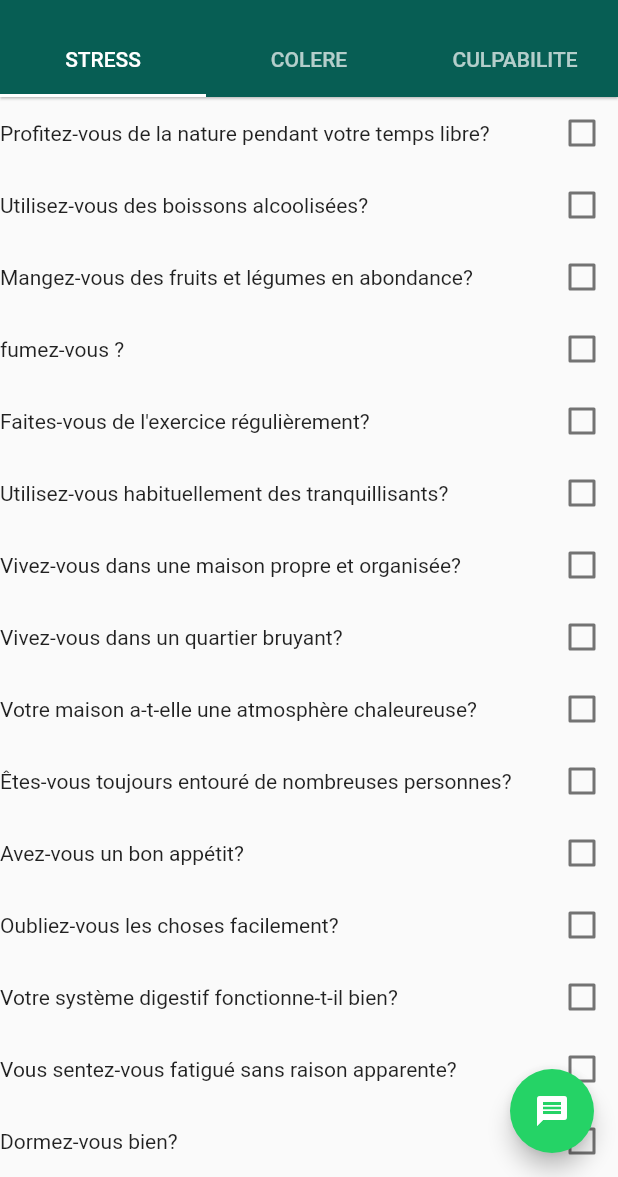
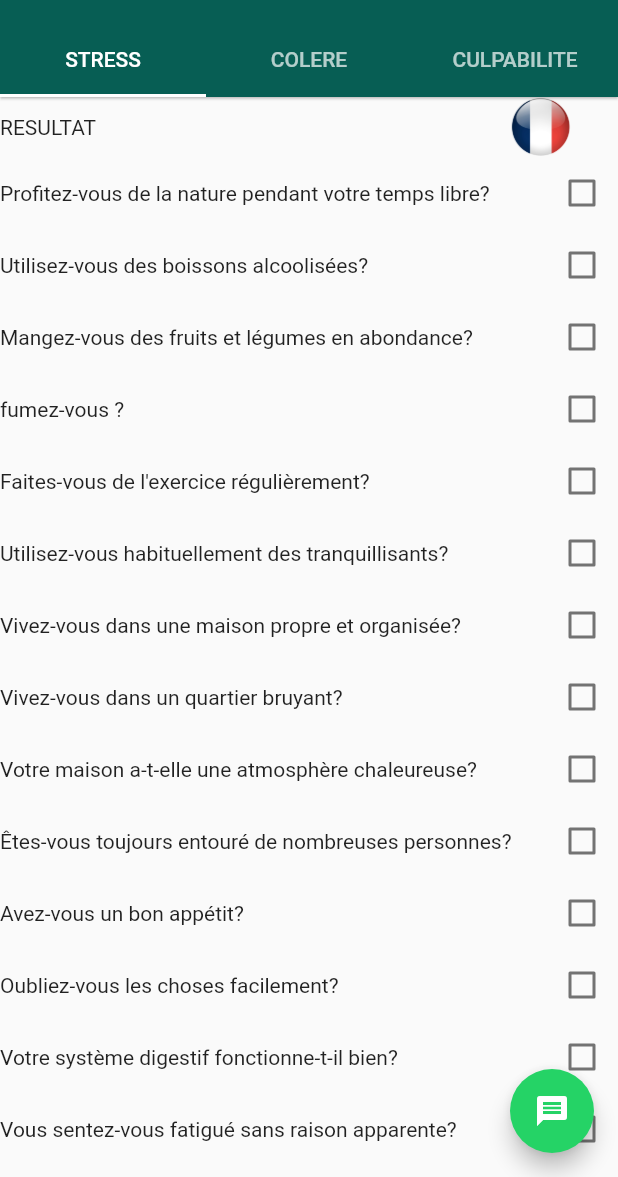
Before and after one commit to 7kit/healthtest, a Flutter app: the screen it shows after launch, on a phone screen of 412 x 824 dp, the part 59-1236 px from its top. Run offline on Flutter 3.47's test engine with Material 2 defaults, Android fonts, the phone set to English and light mode, and no system bars; our stand-ins replace camera, story_view.

```diff
--- a/lib/models/chat_model.dart
+++ b/lib/models/chat_model.dart
@@ -1,9 +1,10 @@
 class QuestionItem {
-  String libelle;
+  String libelleFr;
+  String libelleUK;
   bool checked;
   bool isEven;
 
-  QuestionItem({this.libelle, this.isEven, this.checked = false});
+  QuestionItem({this.libelleFr, this.libelleUK, this.isEven, this.checked = false});
 }
 
 class ChatModel {
--- a/lib/pages/colereScreen.dart
+++ b/lib/pages/colereScreen.dart
@@ -10,33 +10,43 @@ class ColereScreen extends StatefulWidget {
 
 class ColereScreenState extends State<ColereScreen> {
   List<QuestionItem> colereQuestions = [
-  new QuestionItem(libelle: 'Est-il difficile pour vous d\'oublier les mauvaises choses que les autres vous font?'),
-  new QuestionItem(libelle: 'Lorsque vous n\'êtes pas d\'accord avec vos amis, vous retrouvez-vous dans une vive argumentation?'),
-  new QuestionItem(libelle: 'Quand vous pensez à votre adversaire, avez-vous des douleurs à l\'estomac et une fréquence cardiaque rapide?'),
-  new QuestionItem(libelle: 'Êtes-vous contrarié lorsque vous devez faire la queue?'),
-  new QuestionItem(libelle: 'Êtes-vous en colère contre vous-même lorsque vous ne pouvez pas contrôler vos émotions?'),
-  new QuestionItem(libelle: 'Êtes-vous très contrarié lorsque les autres ne sont pas ponctuels ou ne font pas les choses complètement?'),
-  new QuestionItem(libelle: 'Avez-vous tendance à ne pas vous souvenir de ce que vous avez dit pendant que vous étiez furieux?'),
-  new QuestionItem(libelle: 'Avez-vous remarqué des effets néfastes sur nos relations à cause de votre mauvaise humeur?'),
-  new QuestionItem(libelle: 'Après avoir été bouleversé, ressentez-vous un fort désir de manger, de fumer ou de boire de l\'alcool pour compenser ce qui s\'est passé?'),
-  new QuestionItem(libelle: 'Vous êtes-vous déjà mis en colère au point de cogner une personne ou un objet?'),
+  new QuestionItem(libelleFr: 'Est-il difficile pour vous d\'oublier les mauvaises choses que les autres vous font?'),
+  new QuestionItem(libelleFr: 'Lorsque vous n\'êtes pas d\'accord avec vos amis, vous retrouvez-vous dans une vive argumentation?'),
+  new QuestionItem(libelleFr: 'Quand vous pensez à votre adversaire, avez-vous des douleurs à l\'estomac et une fréquence cardiaque rapide?'),
+  new QuestionItem(libelleFr: 'Êtes-vous contrarié lorsque vous devez faire la queue?'),
+  new QuestionItem(libelleFr: 'Êtes-vous en colère contre vous-même lorsque vous ne pouvez pas contrôler vos émotions?'),
+  new QuestionItem(libelleFr: 'Êtes-vous très contrarié lorsque les autres ne sont pas ponctuels ou ne font pas les choses complètement?'),
+  new QuestionItem(libelleFr: 'Avez-vous tendance à ne pas vous souvenir de ce que vous avez dit pendant que vous étiez furieux?'),
+  new QuestionItem(libelleFr: 'Avez-vous remarqué des effets néfastes sur nos relations à cause de votre mauvaise humeur?'),
+  new QuestionItem(libelleFr: 'Après avoir été bouleversé, ressentez-vous un fort désir de manger, de fumer ou de boire de l\'alcool pour compenser ce qui s\'est passé?'),
+  new QuestionItem(libelleFr: 'Vous êtes-vous déjà mis en colère au point de cogner une personne ou un objet?'),
 ];
+int score = 0;
   @override
   Widget build(BuildContext context) {
-    return new ListView.builder(
+    return new Column(
+          children: <Widget>[
+            Text(score.toString()),
+            Expanded(
+                          child: new ListView.builder(
           itemCount: colereQuestions.length,
           itemBuilder: (context, i) => new Row(
                   children: [
-                Expanded(child: Text(colereQuestions[i].libelle)),
+                    Expanded(child: Text(colereQuestions[i].libelleFr)),
                     Checkbox(
                         value: colereQuestions[i].checked,
                         onChanged: (bool value) {
                           colereQuestions[i].checked = value;
                           setState(() {
-
+                            if(value == true){
+                              score++;
+                            }
+                            else score--;
                           });
                         }),
                   ],
-            ));
+                )),
+            )] ,
+    );
   }
 }
--- a/lib/pages/guiltScreen.dart
+++ b/lib/pages/guiltScreen.dart
@@ -10,35 +10,47 @@ class GuiltScreen extends StatefulWidget {
 
 class GuiltScreenState extends State<GuiltScreen> {
   List<QuestionItem> guiltQuestion =[
-  new QuestionItem(libelle: 'Avez-vous grandi dans un environnement où régnaient l\'autoritarisme et l\'intimidation?'),
-  new QuestionItem(libelle: 'Est-il très difficile de pardonner vos propres erreurs?'),
-  new QuestionItem(libelle: 'Est-il difficile pour vous de pardonner à ceux qui vous offensent?'),
-  new QuestionItem(libelle: 'Avez-vous constamment peur d\'enfreindre une règle sociale?'),
-  new QuestionItem(libelle: 'Avez-vous peur face à la possibilité de mauvaises nouvelles?'),
-  new QuestionItem(libelle: 'Vous sentez-vous effrayé chaque fois que vous pensez à l\'avenir?'),
-  new QuestionItem(libelle: 'Êtes-vous très contrarié lorsque quelque chose ne se passe pas parfaitement?'),
-  new QuestionItem(libelle: 'Vous sentez-vous excessivement gêné par un manque de ponctualité?'),
-  new QuestionItem(libelle: 'Vous sentez-vous souvent en insécurité?'),
-  new QuestionItem(libelle: 'Vous sentez-vous facilement en colère contre vous-même et contre les autres?'),
-  new QuestionItem(libelle: 'Vous inquiétez-vous excessivement de ce que les autres peuvent penser de vous?'),
-  new QuestionItem(libelle: 'Dans votre imagination, Dieu est-il toujours bouleversé à cause de vos péchés et de vos imperfections?'),
+  new QuestionItem(libelleFr: 'Avez-vous grandi dans un environnement où régnaient l\'autoritarisme et l\'intimidation?'),
+  new QuestionItem(libelleFr: 'Est-il très difficile de pardonner vos propres erreurs?'),
+  new QuestionItem(libelleFr: 'Est-il difficile pour vous de pardonner à ceux qui vous offensent?'),
+  new QuestionItem(libelleFr: 'Avez-vous constamment peur d\'enfreindre une règle sociale?'),
+  new QuestionItem(libelleFr: 'Avez-vous peur face à la possibilité de mauvaises nouvelles?'),
+  new QuestionItem(libelleFr: 'Vous sentez-vous effrayé chaque fois que vous pensez à l\'avenir?'),
+  new QuestionItem(libelleFr: 'Êtes-vous très contrarié lorsque quelque chose ne se passe pas parfaitement?'),
+  new QuestionItem(libelleFr: 'Vous sentez-vous excessivement gêné par un manque de ponctualité?'),
+  new QuestionItem(libelleFr: 'Vous sentez-vous souvent en insécurité?'),
+  new QuestionItem(libelleFr: 'Vous sentez-vous facilement en colère contre vous-même et contre les autres?'),
+  new QuestionItem(libelleFr: 'Vous inquiétez-vous excessivement de ce que les autres peuvent penser de vous?'),
+  new QuestionItem(libelleFr: 'Dans votre imagination, Dieu est-il toujours bouleversé à cause de vos péchés et de vos imperfections?'),
 ];
+
+int score = 0;
   @override
   Widget build(BuildContext context) {
-    return new ListView.builder(
+    return Column(
+      children: [
+        Text(score.toString()),
+        Expanded(
+                  child: new ListView.builder(
               itemCount: guiltQuestion.length,
               itemBuilder: (context, i) => new Row(
                     children: [
-                Expanded(child: Text(guiltQuestion[i].libelle)),
+                      Expanded(child: Text(guiltQuestion[i].libelleFr)),
                       Checkbox(
                           value: guiltQuestion[i].checked,
                           onChanged: (bool value) {
                             guiltQuestion[i].checked = value;
                             setState(() {
-
+                              if(value == true){
+                                score++;
+                              }
+                              else score--;
                             });
                           }),
                     ],
-            ));
+                  )),
+        ),
+      ],
+    );
   }
 }
--- a/lib/pages/stressQuestionScreen.dart
+++ b/lib/pages/stressQuestionScreen.dart
@@ -10,57 +10,103 @@ class StressScreen extends StatefulWidget {
 
 class StressScreenState extends State<StressScreen> {
   List<QuestionItem> stressQuestion = [
-  new QuestionItem(libelle: 'Profitez-vous de la nature pendant votre temps libre?', isEven: false),
-  new QuestionItem(libelle: 'Utilisez-vous des boissons alcoolisées?', isEven: true),
-  new QuestionItem(libelle: 'Mangez-vous des fruits et légumes en abondance?', isEven: false),
-  new QuestionItem(libelle: 'fumez-vous ?', isEven: true),
-  new QuestionItem(libelle: 'Faites-vous de l\'exercice régulièrement?', isEven: false),
-  new QuestionItem(libelle: 'Utilisez-vous habituellement des tranquillisants?', isEven: true),
-  new QuestionItem(libelle: 'Vivez-vous dans une maison propre et organisée?', isEven: false),
-  new QuestionItem(libelle: 'Vivez-vous dans un quartier bruyant?', isEven: true),
-  new QuestionItem(libelle: 'Votre maison a-t-elle une atmosphère chaleureuse?', isEven: false),
-  new QuestionItem(libelle: 'Êtes-vous toujours entouré de nombreuses personnes?', isEven: true),
-  new QuestionItem(libelle: 'Avez-vous un bon appétit?', isEven: false),
-  new QuestionItem(libelle: 'Oubliez-vous les choses facilement?', isEven: true),
-  new QuestionItem(libelle: 'Votre système digestif fonctionne-t-il bien?', isEven: false),
-  new QuestionItem(libelle: 'Vous sentez-vous fatigué sans raison apparente?', isEven: true),
-  new QuestionItem(libelle: 'Dormez-vous bien?', isEven: false),
-  new QuestionItem(libelle: 'Êtes-vous facilement irrité?', isEven: true),
-  new QuestionItem(libelle: 'Avez-vous une bonne relation avec vos supérieurs?', isEven: false),
-  new QuestionItem(libelle: 'Utilisez-vous votre voiture comme moyen de travail?', isEven: true),
-  new QuestionItem(libelle: 'Avez-vous un emploi stable ?', isEven: false),
-  new QuestionItem(libelle: 'Ramenez-vous du travail à la maison ?', isEven: true),
-  new QuestionItem(libelle: 'Avez-vous de bonnes relations avec vos collègues et vos amis?', isEven: false),
-  new QuestionItem(libelle: 'Devenez-vous très impatient quand vous devez attendre quelqu\'un?', isEven: true),
-  new QuestionItem(libelle: 'Savez-vous écouter patiemment?', isEven: false),
-  new QuestionItem(libelle: 'parlez-vous beaucoup?', isEven: true),
-  new QuestionItem(libelle: 'Êtes-vous satisfait de votre vie sexuelle?', isEven: false),
-  new QuestionItem(libelle: 'Essayez-vous de faire les choses mieux que les autres?', isEven: true),
-  new QuestionItem(libelle: 'Êtes-vous satisfait de la façon dont vous êtes?', isEven: false),
-  new QuestionItem(libelle: 'Êtes-vous un perfectionniste?', isEven: true),
-  new QuestionItem(libelle: 'Avez-vous le sens de l\'humour?', isEven: false),
-  new QuestionItem(libelle: 'Êtes-vous irrité lorsque vous devez faire la queue ?', isEven: true),
+  new QuestionItem(libelleFr: 'Profitez-vous de la nature pendant votre temps libre?', libelleUK: 'ENGLISH', isEven: false),
+  new QuestionItem(libelleFr: 'Utilisez-vous des boissons alcoolisées?', libelleUK: 'ENGLISH', isEven: true),
+  new QuestionItem(libelleFr: 'Mangez-vous des fruits et légumes en abondance?', libelleUK: 'ENGLISH', isEven: false),
+  new QuestionItem(libelleFr: 'fumez-vous ?', libelleUK: 'ENGLISH', isEven: true),
+  new QuestionItem(libelleFr: 'Faites-vous de l\'exercice régulièrement?', libelleUK: 'ENGLISH', isEven: false),
+  new QuestionItem(libelleFr: 'Utilisez-vous habituellement des tranquillisants?', libelleUK: 'ENGLISH', isEven: true),
+  new QuestionItem(libelleFr: 'Vivez-vous dans une maison propre et organisée?', libelleUK: 'ENGLISH', isEven: false),
+  new QuestionItem(libelleFr: 'Vivez-vous dans un quartier bruyant?', libelleUK: 'ENGLISH', isEven: true),
+  new QuestionItem(libelleFr: 'Votre maison a-t-elle une atmosphère chaleureuse?', libelleUK: 'ENGLISH', isEven: false),
+  new QuestionItem(libelleFr: 'Êtes-vous toujours entouré de nombreuses personnes?', libelleUK: 'ENGLISH', isEven: true),
+  new QuestionItem(libelleFr: 'Avez-vous un bon appétit?', libelleUK: 'ENGLISH', isEven: false),
+  new QuestionItem(libelleFr: 'Oubliez-vous les choses facilement?', libelleUK: 'ENGLISH', isEven: true),
+  new QuestionItem(libelleFr: 'Votre système digestif fonctionne-t-il bien?', libelleUK: 'ENGLISH', isEven: false),
+  new QuestionItem(libelleFr: 'Vous sentez-vous fatigué sans raison apparente?', libelleUK: 'ENGLISH', isEven: true),
+  new QuestionItem(libelleFr: 'Dormez-vous bien?', libelleUK: 'ENGLISH', isEven: false),
+  new QuestionItem(libelleFr: 'Êtes-vous facilement irrité?', libelleUK: 'ENGLISH', isEven: true),
+  new QuestionItem(libelleFr: 'Avez-vous une bonne relation avec vos supérieurs?', libelleUK: 'ENGLISH', isEven: false),
+  new QuestionItem(libelleFr: 'Utilisez-vous votre voiture comme moyen de travail?', libelleUK: 'ENGLISH', isEven: true),
+  new QuestionItem(libelleFr: 'Avez-vous un emploi stable ?', libelleUK: 'ENGLISH', isEven: false),
+  new QuestionItem(libelleFr: 'Ramenez-vous du travail à la maison ?', libelleUK: 'ENGLISH', isEven: true),
+  new QuestionItem(libelleFr: 'Avez-vous de bonnes relations avec vos collègues et vos amis?', libelleUK: 'ENGLISH', isEven: false),
+  new QuestionItem(libelleFr: 'Devenez-vous très impatient quand vous devez attendre quelqu\'un?', libelleUK: 'ENGLISH', isEven: true),
+  new QuestionItem(libelleFr: 'Savez-vous écouter patiemment?', libelleUK: 'ENGLISH', isEven: false),
+  new QuestionItem(libelleFr: 'parlez-vous beaucoup?', libelleUK: 'ENGLISH', isEven: true),
+  new QuestionItem(libelleFr: 'Êtes-vous satisfait de votre vie sexuelle?', libelleUK: 'ENGLISH', isEven: false),
+  new QuestionItem(libelleFr: 'Essayez-vous de faire les choses mieux que les autres?', libelleUK: 'ENGLISH', isEven: true),
+  new QuestionItem(libelleFr: 'Êtes-vous satisfait de la façon dont vous êtes?', libelleUK: 'ENGLISH', isEven: false),
+  new QuestionItem(libelleFr: 'Êtes-vous un perfectionniste?', libelleUK: 'ENGLISH', isEven: true),
+  new QuestionItem(libelleFr: 'Avez-vous le sens de l\'humour?', libelleUK: 'ENGLISH', isEven: false),
+  new QuestionItem(libelleFr: 'Êtes-vous irrité lorsque vous devez faire la queue ?', libelleUK: 'ENGLISH', isEven: true),
 ];
 
+int score = 0;
+bool isFrench = true;
+
   void process (){
+    if(score!=0) setState(() {
+      score=0;
+    });
+    for (var i = 0; i < stressQuestion.length; i++) {
+      if(!stressQuestion[i].checked && !stressQuestion[i].isEven){
+        score++;
+      }
+      if(stressQuestion[i].checked && stressQuestion[i].isEven){
+        score++;
+      }
+    }
+    setState(() {
 
+    });
   }
   @override
   Widget build(BuildContext context) {
-    return new ListView.builder(
+    return Column(
+      children: [
+        Row(
+          mainAxisAlignment: MainAxisAlignment.spaceBetween,
+          children: [
+            Expanded(
+              flex: 3,
+                          child: InkWell(
+                onTap: (){
+                  process();
+                },
+                child: Text('RESULTAT')),
+            ),
+            Expanded(
+              flex: 1,
+              child: InkWell(
+                onTap: (){
+                  print('est en francais $isFrench');
+                  setState(() {
+                    isFrench=!isFrench;
+                  });
+                },
+                  child: isFrench?Image.asset('assets/france.png', width: 40, height: 40):Image.asset('assets/british.png', width: 40, height: 40),
+              ),
+            ),
+          ],
+        ),
+        Expanded(
+                  child: new ListView.builder(
               itemCount: stressQuestion.length,
               itemBuilder: (context, i) => new Row(
                     children: [
-                Expanded(child: Text(stressQuestion[i].libelle)),
+                      Expanded(child: Text(isFrench?stressQuestion[i].libelleFr:stressQuestion[i].libelleUK)),
                       Checkbox(
                           value: stressQuestion[i].checked,
                           onChanged: (bool value) {
+                            setState(() {
                               stressQuestion[i].checked = value;
-                      setState(() {
-
                             });
                           }),
                     ],
-            ));
+                  )),
+        ),
+      ],
+    );
   }
 }
```
Also changed, not shown: pubspec.yaml (+3 -5 lines), assets/british.png (added), assets/france.png (added), pubspec.lock. Lines whose indentation alone changed are shown as unchanged.
